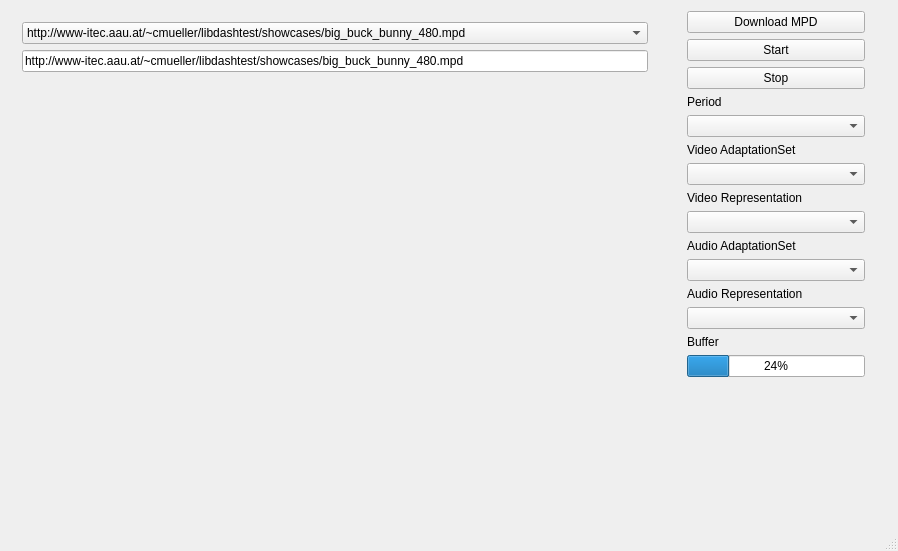
Above: libdash/qtsampleplayer/qtsampleplayer.ui from bitmovin/libdash before the change. Below: the same form after it.
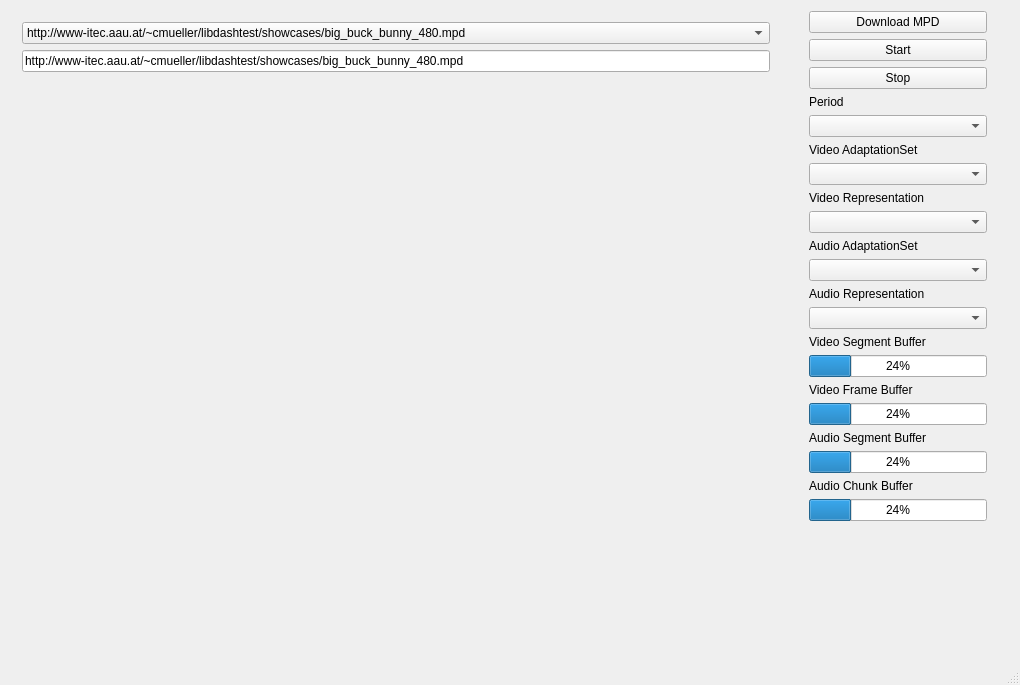
That is the form after the change. Icons and pictures are not drawn. Custom widgets are drawn as their Qt base class.

Commit message: Added Observers and Progressbars for all Buffers

```diff
--- a/libdash/qtsampleplayer/qtsampleplayer.ui
+++ b/libdash/qtsampleplayer/qtsampleplayer.ui
@@ -9,8 +9,8 @@
    <rect>
     <x>0</x>
     <y>0</y>
-    <width>898</width>
-    <height>551</height>
+    <width>1020</width>
+    <height>685</height>
    </rect>
   </property>
   <property name="windowTitle">
@@ -181,7 +181,7 @@
          <property name="maximumSize">
           <size>
            <width>200</width>
-           <height>500</height>
+           <height>800</height>
           </size>
          </property>
          <layout class="QVBoxLayout" name="verticalLayout_2">
@@ -269,7 +269,7 @@
           <item>
            <widget class="QLabel" name="label_5">
             <property name="text">
-             <string>Buffer</string>
+             <string>Video Segment Buffer</string>
             </property>
            </widget>
           </item>
@@ -281,40 +281,44 @@
            </widget>
           </item>
           <item>
-           <widget class="QLabel" name="bitmovinLogo">
-            <property name="maximumSize">
-             <size>
-              <width>182</width>
-              <height>49</height>
-             </size>
-            </property>
+           <widget class="QLabel" name="label_6">
             <property name="text">
-             <string/>
+             <string>Video Frame Buffer</string>
             </property>
-            <property name="pixmap">
-             <pixmap>../bin/bitmovin.png</pixmap>
+           </widget>
+          </item>
+          <item>
+           <widget class="QProgressBar" name="progressBar_VF">
+            <property name="value">
+             <number>24</number>
             </property>
-            <property name="scaledContents">
-             <bool>true</bool>
+           </widget>
+          </item>
+          <item>
+           <widget class="QLabel" name="label_7">
+            <property name="text">
+             <string>Audio Segment Buffer</string>
             </property>
            </widget>
           </item>
           <item>
-           <widget class="QLabel" name="libdashLogo">
-            <property name="maximumSize">
-             <size>
-              <width>182</width>
-              <height>62</height>
-             </size>
+           <widget class="QProgressBar" name="progressBar_A">
+            <property name="value">
+             <number>24</number>
             </property>
+           </widget>
+          </item>
+          <item>
+           <widget class="QLabel" name="label_8">
             <property name="text">
-             <string/>
+             <string>Audio Chunk Buffer</string>
             </property>
-            <property name="pixmap">
-             <pixmap>../bin/libdash.png</pixmap>
-            </property>
-            <property name="scaledContents">
-             <bool>true</bool>
+           </widget>
+          </item>
+          <item>
+           <widget class="QProgressBar" name="progressBar_AC">
+            <property name="value">
+             <number>24</number>
             </property>
            </widget>
           </item>
@@ -331,6 +335,44 @@
             </property>
            </spacer>
           </item>
+          <item>
+           <widget class="QLabel" name="bitmovinLogo">
+            <property name="maximumSize">
+             <size>
+              <width>182</width>
+              <height>49</height>
+             </size>
+            </property>
+            <property name="text">
+             <string/>
+            </property>
+            <property name="pixmap">
+             <pixmap>../bin/bitmovin.png</pixmap>
+            </property>
+            <property name="scaledContents">
+             <bool>true</bool>
+            </property>
+           </widget>
+          </item>
+          <item>
+           <widget class="QLabel" name="libdashLogo">
+            <property name="maximumSize">
+             <size>
+              <width>182</width>
+              <height>62</height>
+             </size>
+            </property>
+            <property name="text">
+             <string/>
+            </property>
+            <property name="pixmap">
+             <pixmap>../bin/libdash.png</pixmap>
+            </property>
+            <property name="scaledContents">
+             <bool>true</bool>
+            </property>
+           </widget>
+          </item>
          </layout>
         </widget>
        </item>
```
Left out of the diff: 2 changed lines with no effect on the pictures. The commit also changes 15 other files.
